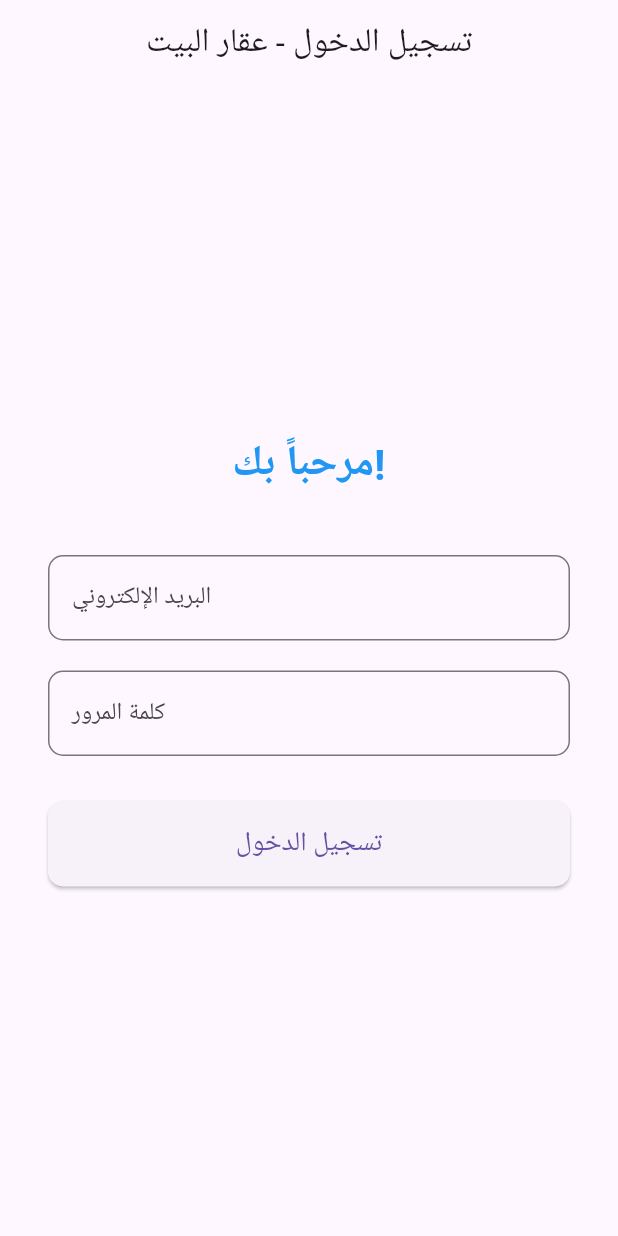
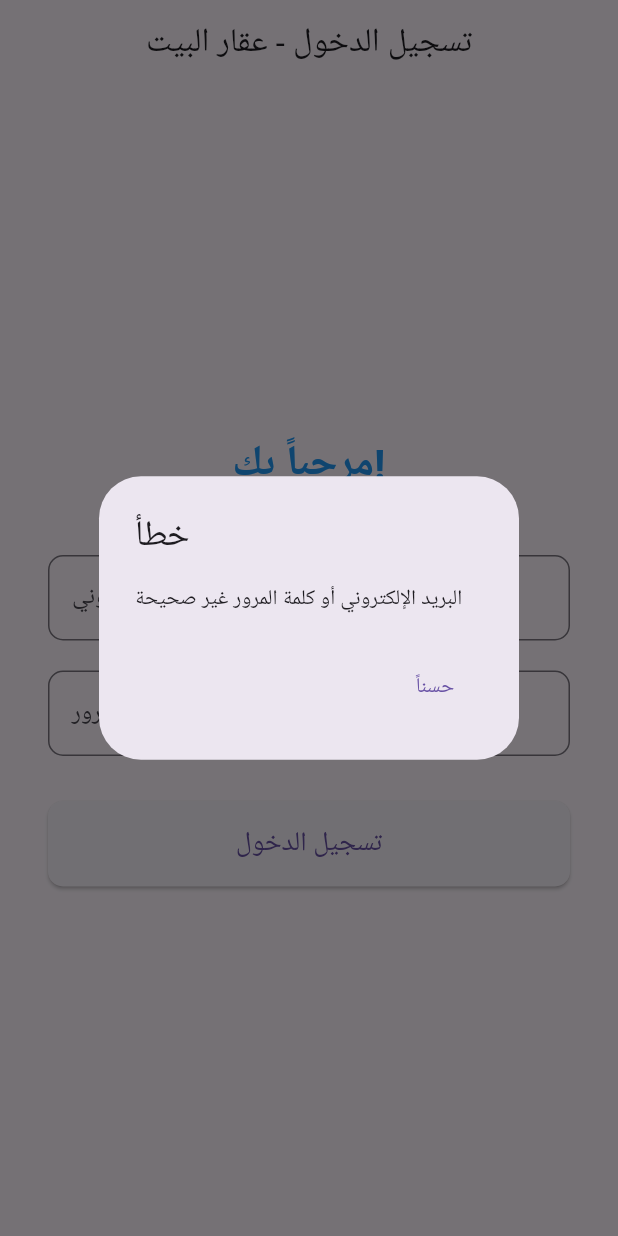
Before and after one commit to omklthom12/real_estate, a Flutter app: the screen it shows after launch, after a tap on "تسجيل الدخول", on a phone screen of 412 x 824 dp. Run offline on Flutter 3.47's test engine with Material 3 defaults, Android fonts, the phone set to English and light mode, and no system bars.

```diff
--- a/lib/main.dart
+++ b/lib/main.dart
@@ -19,8 +19,45 @@ class RealEstateApp extends StatelessWidget {
   }
 }
 
-class LoginScreen extends StatelessWidget {
+class LoginScreen extends StatefulWidget {
   const LoginScreen({super.key});
+
+  @override
+  State<LoginScreen> createState() => _LoginScreenState();
+}
+
+class _LoginScreenState extends State<LoginScreen> {
+  final TextEditingController emailController = TextEditingController();
+  final TextEditingController passwordController = TextEditingController();
+
+  void login() {
+    String email = emailController.text;
+    String password = passwordController.text;
+
+    // تحقق تجريبي من البريد وكلمة المرور
+    if (email == 'admin@example.com' && password == '123456') {
+      // إذا كان صحيح، ننتقل للصفحة الرئيسية
+      Navigator.push(
+        context,
+        MaterialPageRoute(builder: (context) => const HomeScreen()),
+      );
+    } else {
+      // إذا كان خاطئ، نظهر رسالة خطأ
+      showDialog(
+        context: context,
+        builder: (context) => AlertDialog(
+          title: const Text('خطأ'),
+          content: const Text('البريد الإلكتروني أو كلمة المرور غير صحيحة'),
+          actions: [
+            TextButton(
+              onPressed: () => Navigator.pop(context),
+              child: const Text('حسناً'),
+            ),
+          ],
+        ),
+      );
+    }
+  }
 
   @override
   Widget build(BuildContext context) {
@@ -36,7 +73,6 @@ class LoginScreen extends StatelessWidget {
             mainAxisAlignment: MainAxisAlignment.center,
             crossAxisAlignment: CrossAxisAlignment.stretch,
             children: <Widget>[
-
               const Text(
                 'مرحباً بك!',
                 textAlign: TextAlign.center,
@@ -50,6 +86,7 @@ class LoginScreen extends StatelessWidget {
 
               // حقل البريد الإلكتروني
               TextField(
+                controller: emailController,
                 decoration: InputDecoration(
                   labelText: 'البريد الإلكتروني',
                   hintText: 'أدخل بريدك الإلكتروني',
@@ -62,7 +99,8 @@ class LoginScreen extends StatelessWidget {
 
               // حقل كلمة المرور
               TextField(
-                obscureText: true, // لإخفاء كلمة المرور
+                controller: passwordController,
+                obscureText: true,
                 decoration: InputDecoration(
                   labelText: 'كلمة المرور',
                   hintText: 'أدخل كلمة المرور',
@@ -75,9 +113,7 @@ class LoginScreen extends StatelessWidget {
 
               // زر تسجيل الدخول
               ElevatedButton(
-                onPressed: () {
-                  print('تم الضغط على زر تسجيل الدخول');
-                },
+                onPressed: login,
                 style: ElevatedButton.styleFrom(
                   padding: const EdgeInsets.symmetric(vertical: 15.0),
                   shape: RoundedRectangleBorder(
@@ -96,3 +132,24 @@ class LoginScreen extends StatelessWidget {
     );
   }
 }
+
+// صفحة رئيسية تجريبية بعد تسجيل الدخول
+class HomeScreen extends StatelessWidget {
+  const HomeScreen({super.key});
+
+  @override
+  Widget build(BuildContext context) {
+    return Scaffold(
+      appBar: AppBar(
+        title: const Text('الصفحة الرئيسية'),
+        centerTitle: true,
+      ),
+      body: const Center(
+        child: Text(
+          'أهلاً بك في الصفحة الرئيسية!',
+          style: TextStyle(fontSize: 24, fontWeight: FontWeight.bold),
+        ),
+      ),
+    );
+  }
+}
```
